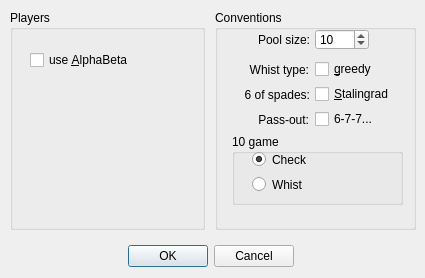
Before: the Qt Designer form src/ui/newgameform.ui in infsega/bbpref, drawn with Qt 5.
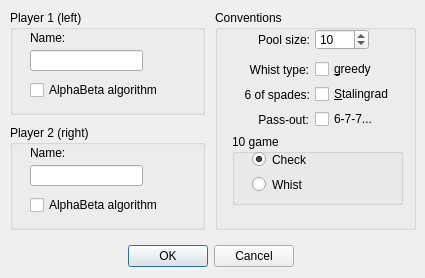
After: the same form once the commit is applied. Icons and pictures are not drawn.

Commit message: Added possibility to choose different AI types for players

Diff of the .ui file:
```diff
--- a/src/ui/newgameform.ui
+++ b/src/ui/newgameform.ui
@@ -72,23 +72,46 @@
      <x>10</x>
      <y>10</y>
      <width>195</width>
-     <height>220</height>
+     <height>105</height>
     </rect>
    </property>
    <property name="title">
-    <string>Players</string>
+    <string>Player 1 (left)</string>
    </property>
    <widget class="QCheckBox" name="cbAlphaBeta">
     <property name="geometry">
      <rect>
       <x>20</x>
-      <y>40</y>
-      <width>106</width>
+      <y>70</y>
+      <width>171</width>
       <height>20</height>
      </rect>
     </property>
     <property name="text">
-     <string>use &amp;AlphaBeta</string>
+     <string>AlphaBeta algorithm</string>
+    </property>
+   </widget>
+   <widget class="QLabel" name="label">
+    <property name="geometry">
+     <rect>
+      <x>20</x>
+      <y>20</y>
+      <width>52</width>
+      <height>15</height>
+     </rect>
+    </property>
+    <property name="text">
+     <string>Name:</string>
+    </property>
+   </widget>
+   <widget class="QLineEdit" name="leName1">
+    <property name="geometry">
+     <rect>
+      <x>20</x>
+      <y>40</y>
+      <width>113</width>
+      <height>21</height>
+     </rect>
     </property>
    </widget>
   </widget>
@@ -308,6 +331,55 @@
     </property>
    </widget>
   </widget>
+  <widget class="QGroupBox" name="groupBox_4">
+   <property name="geometry">
+    <rect>
+     <x>10</x>
+     <y>125</y>
+     <width>195</width>
+     <height>105</height>
+    </rect>
+   </property>
+   <property name="title">
+    <string>Player 2 (right)</string>
+   </property>
+   <widget class="QCheckBox" name="cbAlphaBeta2">
+    <property name="geometry">
+     <rect>
+      <x>20</x>
+      <y>70</y>
+      <width>171</width>
+      <height>20</height>
+     </rect>
+    </property>
+    <property name="text">
+     <string>AlphaBeta algorithm</string>
+    </property>
+   </widget>
+   <widget class="QLabel" name="label_2">
+    <property name="geometry">
+     <rect>
+      <x>20</x>
+      <y>20</y>
+      <width>52</width>
+      <height>15</height>
+     </rect>
+    </property>
+    <property name="text">
+     <string>Name:</string>
+    </property>
+   </widget>
+   <widget class="QLineEdit" name="leName2">
+    <property name="geometry">
+     <rect>
+      <x>20</x>
+      <y>40</y>
+      <width>113</width>
+      <height>21</height>
+     </rect>
+    </property>
+   </widget>
+  </widget>
  </widget>
  <resources/>
  <connections>
```
Left out of the diff: 2 changed lines with no effect on the pictures. The commit also changes 9 other files.
